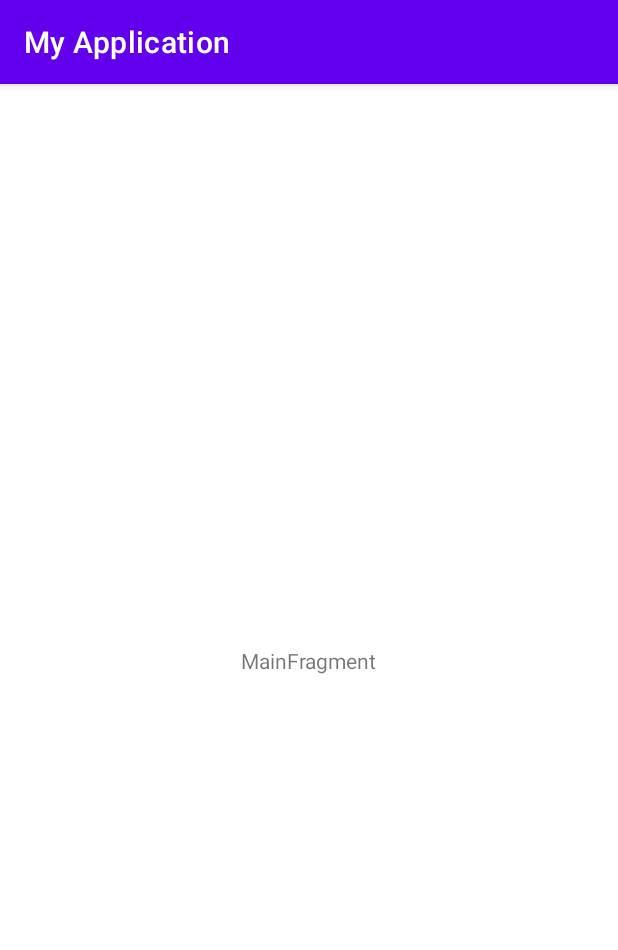
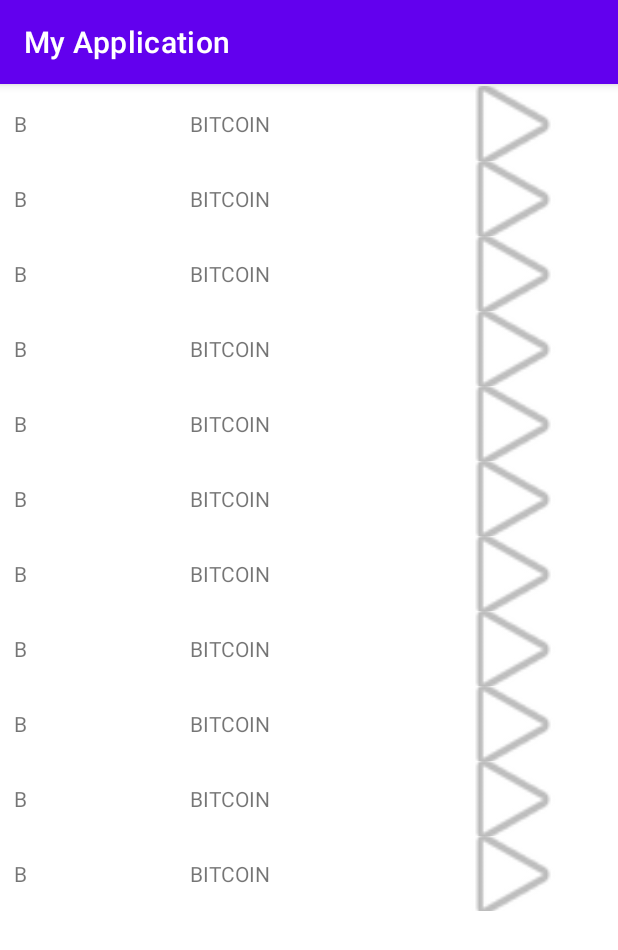
Before and after one commit to mitmak777/RoomAndCoroutineSample, an Android app: the screen it shows after launch (MainActivity), on a phone screen of 412 x 824 dp. Shown: the top 950 px of the screen. Run offline under Robolectric (Android 15) with nearby library versions, the phone set to English and light mode, and no system bars.

Commit message:
add simple implementation of the recycler view

```diff
--- a/app/build.gradle
+++ b/app/build.gradle
@@ -29,6 +29,10 @@ android {
     kotlinOptions {
         jvmTarget = '1.8'
     }
+    buildFeatures {
+        viewBinding true
+    }
+
 }
 
 dependencies {
--- /dev/null
+++ b/app/src/main/java/com/example/myapplication/data/Crypto.kt
@@ -0,0 +1,3 @@
+package com.example.myapplication.data
+
+data class Crypto (val id : String,val name : String, val symbol :String)
--- /dev/null
+++ b/app/src/main/java/com/example/myapplication/ui/main/CryptoAdapter.kt
@@ -0,0 +1,50 @@
+package com.example.myapplication.ui.main
+
+import android.view.LayoutInflater
+import android.view.View
+import android.view.ViewGroup
+import android.widget.TextView
+import androidx.recyclerview.widget.RecyclerView
+import com.example.myapplication.R
+import com.example.myapplication.data.Crypto
+
+class CryptoAdapter : RecyclerView.Adapter<CryptoAdapter.CryptoViewHolder>(){
+
+    private var cryptoList = emptyList<Crypto>()
+
+    class CryptoViewHolder( itemView: View) : RecyclerView.ViewHolder(itemView){
+        var name : TextView
+        var symbol : TextView
+
+        init{
+            name = itemView.findViewById(R.id.tv_name)
+            symbol = itemView.findViewById(R.id.tv_symbol)
+        }
+
+    }
+
+    override fun onCreateViewHolder(
+        parent: ViewGroup,
+        viewType: Int
+    ): CryptoViewHolder {
+        val view = LayoutInflater.from(parent.context).inflate(R.layout.item_crypto,parent,false)
+        return CryptoViewHolder(view)
+    }
+
+    override fun onBindViewHolder(holder: CryptoViewHolder, position: Int) {
+        holder.name.text = "BITCOIN"
+        holder.symbol.text = "B"
+
+    }
+
+    override fun getItemCount(): Int {
+        return  cryptoList.size
+    }
+
+    fun setCryptoList( list:List<Crypto>){
+        this.cryptoList = list
+        this.notifyDataSetChanged()
+    }
+
+
+}
--- a/app/src/main/java/com/example/myapplication/ui/main/MainFragment.kt
+++ b/app/src/main/java/com/example/myapplication/ui/main/MainFragment.kt
@@ -6,7 +6,11 @@ import androidx.fragment.app.Fragment
 import android.view.LayoutInflater
 import android.view.View
 import android.view.ViewGroup
+import android.widget.TextView
+import androidx.lifecycle.Observer
+import androidx.recyclerview.widget.RecyclerView
 import com.example.myapplication.R
+import com.example.myapplication.databinding.MainFragmentBinding
 
 class MainFragment : Fragment() {
 
@@ -15,18 +19,28 @@ class MainFragment : Fragment() {
     }
 
     private lateinit var viewModel: MainViewModel
+    private lateinit var mainFragmentBinding: MainFragmentBinding
 
     override fun onCreateView(
         inflater: LayoutInflater, container: ViewGroup?,
         savedInstanceState: Bundle?
     ): View {
-        return inflater.inflate(R.layout.main_fragment, container, false)
+        mainFragmentBinding =  MainFragmentBinding.inflate(inflater)
+
+        return mainFragmentBinding.root
     }
 
     override fun onActivityCreated(savedInstanceState: Bundle?) {
         super.onActivityCreated(savedInstanceState)
         viewModel = ViewModelProvider(this).get(MainViewModel::class.java)
         // TODO: Use the ViewModel
+        val adapter = CryptoAdapter()
+        mainFragmentBinding.recyclerView.adapter =  adapter
+
+        viewModel.getCryptoList().observe(viewLifecycleOwner,  {
+            adapter.setCryptoList(it)
+        } )
+
     }
 
 }
--- a/app/src/main/java/com/example/myapplication/ui/main/MainViewModel.kt
+++ b/app/src/main/java/com/example/myapplication/ui/main/MainViewModel.kt
@@ -1,7 +1,28 @@
 package com.example.myapplication.ui.main
 
+import androidx.lifecycle.LiveData
+import androidx.lifecycle.MutableLiveData
 import androidx.lifecycle.ViewModel
+import com.example.myapplication.data.Crypto
 
 class MainViewModel : ViewModel() {
     // TODO: Implement the ViewModel
+
+    private var cryptoList: LiveData<List<Crypto>> = MutableLiveData<List<Crypto>>(
+        listOf(
+            Crypto("BTC", "Bitcoin", "BTC"),
+            Crypto("BTC", "Bitcoin", "BTC"),
+            Crypto("BTC", "Bitcoin", "BTC"),
+            Crypto("BTC", "Bitcoin", "BTC"),
+            Crypto("BTC", "Bitcoin", "BTC"),
+            Crypto("BTC", "Bitcoin", "BTC"),
+            Crypto("BTC", "Bitcoin", "BTC"),
+            Crypto("BTC", "Bitcoin", "BTC"),
+            Crypto("BTC", "Bitcoin", "BTC"),
+            Crypto("BTC", "Bitcoin", "BTC"),
+
+            Crypto("BTC", "Bitcoin", "BTC")))
+
+
+    fun getCryptoList() = cryptoList
 }
--- /dev/null
+++ b/app/src/main/res/layout/item_crypto.xml
@@ -0,0 +1,44 @@
+<?xml version="1.0" encoding="utf-8"?>
+<androidx.constraintlayout.widget.ConstraintLayout xmlns:android="http://schemas.android.com/apk/res/android"
+    xmlns:app="http://schemas.android.com/apk/res-auto"
+    xmlns:tools="http://schemas.android.com/tools"
+    android:layout_width="match_parent"
+    android:layout_height="50dp">
+
+    <TextView
+        android:id="@+id/tv_symbol"
+        android:layout_width="wrap_content"
+        android:layout_height="wrap_content"
+        android:layout_marginStart="8dp"
+        android:layout_marginLeft="8dp"
+        android:text="TextView"
+        app:layout_constraintBottom_toBottomOf="parent"
+        app:layout_constraintStart_toStartOf="parent"
+        app:layout_constraintTop_toTopOf="parent" />
+
+    <TextView
+        android:id="@+id/tv_name"
+        android:layout_width="wrap_content"
+        android:layout_height="wrap_content"
+        android:layout_marginStart="8dp"
+        android:layout_marginLeft="8dp"
+        android:layout_marginEnd="8dp"
+        android:layout_marginRight="8dp"
+        android:text="TextView"
+        app:layout_constraintBottom_toBottomOf="parent"
+        app:layout_constraintEnd_toStartOf="@+id/imageView"
+        app:layout_constraintHorizontal_bias="0.5"
+        app:layout_constraintStart_toEndOf="@+id/tv_symbol"
+        app:layout_constraintTop_toTopOf="parent" />
+
+    <ImageView
+        android:id="@+id/imageView"
+        android:layout_width="105dp"
+        android:layout_height="79dp"
+        android:layout_marginEnd="16dp"
+        android:layout_marginRight="16dp"
+        app:layout_constraintBottom_toBottomOf="parent"
+        app:layout_constraintEnd_toEndOf="parent"
+        app:layout_constraintTop_toTopOf="parent"
+        app:srcCompat="@android:drawable/ic_media_play" />
+</androidx.constraintlayout.widget.ConstraintLayout>
--- a/app/src/main/res/layout/main_fragment.xml
+++ b/app/src/main/res/layout/main_fragment.xml
@@ -7,14 +7,20 @@
     android:layout_height="match_parent"
     tools:context=".ui.main.MainFragment">
 
-    <TextView
-        android:id="@+id/message"
-        android:layout_width="wrap_content"
-        android:layout_height="wrap_content"
-        android:text="MainFragment"
+    <androidx.recyclerview.widget.RecyclerView
+        android:id="@+id/recycler_view"
+        android:layout_width="match_parent"
+        android:layout_height="match_parent"
+        android:layout_marginStart="1dp"
+        android:layout_marginLeft="1dp"
+        android:layout_marginTop="1dp"
+        android:layout_marginEnd="1dp"
+        android:layout_marginRight="1dp"
+        android:layout_marginBottom="1dp"
+        app:layoutManager="LinearLayoutManager"
         app:layout_constraintBottom_toBottomOf="parent"
         app:layout_constraintEnd_toEndOf="parent"
         app:layout_constraintStart_toStartOf="parent"
-        app:layout_constraintTop_toTopOf="parent" />
-
+        app:layout_constraintTop_toTopOf="parent"
+        tools:listitem="@layout/item_crypto" />
 </androidx.constraintlayout.widget.ConstraintLayout>
```
